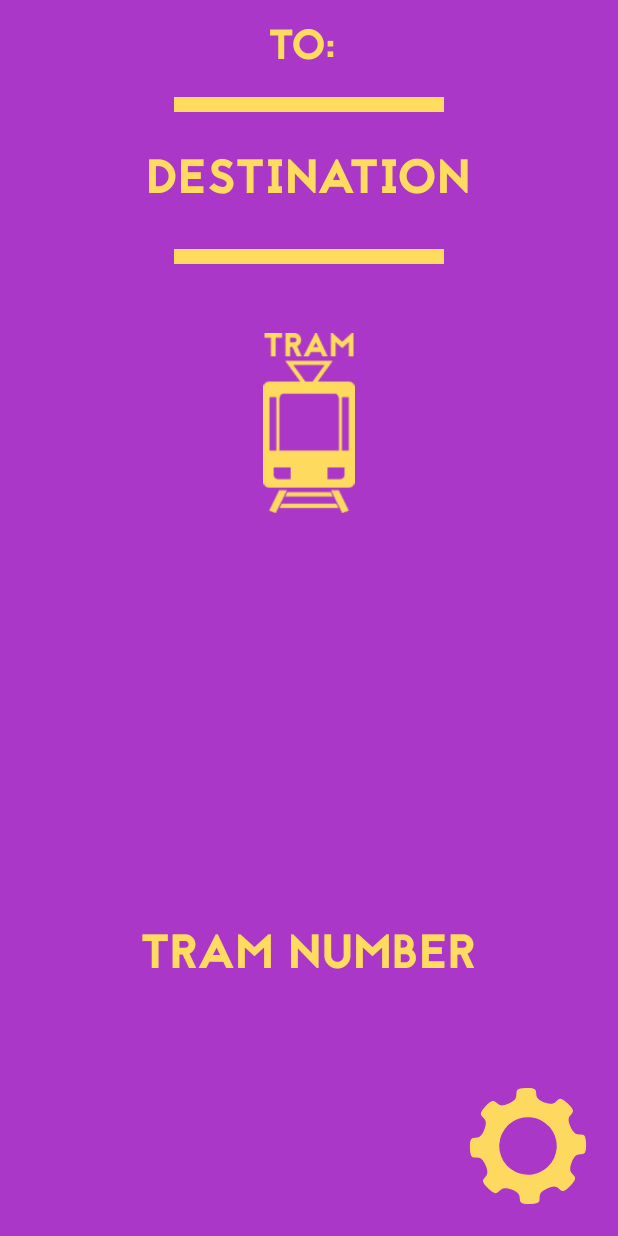
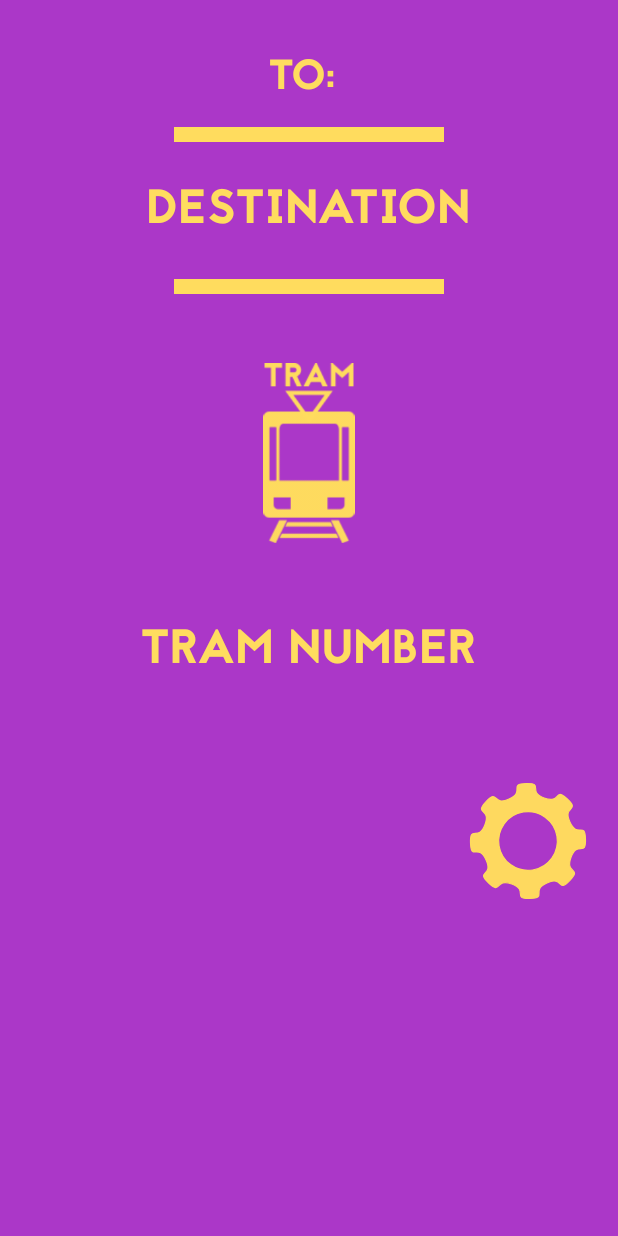
Before and after one commit to LissaGreense/hackathonyoungsters, an Android app: the screen it shows after launch (MainActivity), after a tap on "Select Tram stop", on a phone screen of 412 x 824 dp. Run offline under Robolectric (Android 15) with nearby library versions, the phone set to English and light mode, and no system bars.

Commit message:
Clean code + new GPS (1/2)

```diff
--- a/Android_App/MyApplication2/app/build.gradle
+++ b/Android_App/MyApplication2/app/build.gradle
@@ -25,6 +25,7 @@ dependencies {
     androidTestCompile('com.android.support.test.espresso:espresso-core:2.2.2', {
         exclude group: 'com.android.support', module: 'support-annotations'
     })
+    compile 'com.google.android.gms:play-services-location:11.0.1'
     compile 'com.android.support:appcompat-v7:25.3.1'
     compile 'com.android.support.constraint:constraint-layout:1.0.2'
     compile 'com.android.support:design:25.3.1'
--- a/Android_App/MyApplication2/app/src/main/AndroidManifest.xml
+++ b/Android_App/MyApplication2/app/src/main/AndroidManifest.xml
@@ -4,8 +4,9 @@
 
     <uses-permission android:name="android.permission.INTERNET" />
     <uses-permission android:name="android.permission.ACCESS_NETWORK_STATE" />
+    <uses-permission android:name="android.permission.ACCESS_COARSE_LOCATION"/>
+    <uses-permission android:name="android.permission.ACCESS_FINE_LOCATION"/>
 
-    <uses-permission android:name="android.permission.ACCESS_FINE_LOCATION" />
     <uses-feature android:name="android.hardware.location.gps" />
 
     <application
--- a/Android_App/MyApplication2/app/src/main/java/com/youngsters/myapplication2/MainFragment.java
+++ b/Android_App/MyApplication2/app/src/main/java/com/youngsters/myapplication2/MainFragment.java
@@ -61,40 +61,9 @@ public class MainFragment extends Fragment {
     public View onCreateView(LayoutInflater inflater, @Nullable ViewGroup container, @Nullable Bundle savedInstanceState) {
         view = inflater.inflate(R.layout.kadzetan, container, false);
 
-        speech = new Speech(getContext());
-
-        stopsList = null;
-        stopDelaysList = null;
-
-        font = Typeface.createFromAsset(getActivity().getAssets(), "fonts/jaapokki-regular.ttf");
-
-        longitude = -1;
-        latitude = -1;
-
-
-        stopname = (TextView) view.findViewById(R.id.stop_name);
-        stopname.setTypeface(font);
-
-        line = (TextView) view.findViewById(R.id.vehicle_number);
-        line.setTypeface(font);
-
-        to = (TextView) view.findViewById(R.id.TO);
-        to.setTypeface(font);
-
-        ImageView bus = (ImageView) view.findViewById(R.id.bus_image); //bus
-        ImageView tram = (ImageView) view.findViewById(R.id.tram_image); //tram
+        initVariables();
 
         configureThreads();
-
-        if (!MainActivity.isBus) {
-            tram.setVisibility(View.VISIBLE);
-            bus.setVisibility(View.INVISIBLE);
-            line.setText("TRAM NUMBER");
-        } else {
-            tram.setVisibility(View.INVISIBLE);
-            bus.setVisibility(View.VISIBLE);
-            line.setText("BUS NUMBER");
-        }
 
         /*if (isThereSavedStops()) {
             stopsList = loadStops();
@@ -107,6 +76,30 @@ public class MainFragment extends Fragment {
         threadDownloadStops.start();
 
         return view;
+    }
+
+    private void initVariables(){
+        speech = new Speech(getContext());
+        stopsList = null;
+        stopDelaysList = null;
+        font = Typeface.createFromAsset(getActivity().getAssets(), "fonts/jaapokki-regular.ttf");
+        longitude = -1;
+        latitude = -1;
+        stopname = (TextView) view.findViewById(R.id.destination);
+        stopname.setTypeface(font);
+        line = (TextView) view.findViewById(R.id.vehicle_number);
+        line.setTypeface(font);
+        to = (TextView) view.findViewById(R.id.TO);
+        to.setTypeface(font);
+
+        ImageView busTramImage = (ImageView) view.findViewById(R.id.bus_tram_image);
+        if (!MainActivity.isBus) {
+            busTramImage.setImageResource(R.drawable.tram_icon);
+            line.setText("TRAM NUMBER");
+        } else {
+            busTramImage.setImageResource(R.drawable.bus_icon);
+            line.setText("BUS NUMBER");
+        }
     }
 
     private void configureThreads() {
--- a/Android_App/MyApplication2/app/src/main/res/layout/kadzetan.xml
+++ b/Android_App/MyApplication2/app/src/main/res/layout/kadzetan.xml
@@ -1,8 +1,68 @@
 <?xml version="1.0" encoding="utf-8"?>
-<RelativeLayout xmlns:android="http://schemas.android.com/apk/res/android"
+<LinearLayout xmlns:android="http://schemas.android.com/apk/res/android"
     xmlns:app="http://schemas.android.com/apk/res-auto"
     android:orientation="vertical" android:layout_width="match_parent"
     android:layout_height="match_parent">
+
+    <TextView
+        android:id="@+id/TO"
+        android:layout_width="wrap_content"
+        android:layout_height="wrap_content"
+        android:layout_marginTop="30dp"
+        android:text="TO: "
+        android:textAllCaps="true"
+        android:textColor="@color/titlecolor"
+        android:textSize="28sp"
+        android:layout_gravity="center_horizontal"/>
+
+    <ImageView
+        android:layout_width="match_parent"
+        android:layout_height="10dp"
+        android:layout_marginTop="10dp"
+        app:srcCompat="@drawable/lineicon"
+        android:contentDescription="@null"
+        android:id="@+id/imageView2" />
+
+    <TextView
+        android:id="@+id/destination"
+        android:layout_width="wrap_content"
+        android:layout_height="wrap_content"
+        android:layout_marginTop="20dp"
+        android:textSize="32sp"
+        android:text="Destination"
+        android:textAllCaps="true"
+        android:textColor="@color/titlecolor"
+        android:layout_gravity="center_horizontal"/>
+
+    <ImageView
+        android:id="@+id/imageView"
+        android:layout_width="match_parent"
+        android:layout_height="10dp"
+        app:srcCompat="@drawable/lineicon"
+        android:layout_marginTop="20dp"
+        android:contentDescription="@null"
+        />
+
+    <ImageView
+        android:id="@+id/bus_tram_image"
+        android:layout_width="match_parent"
+        android:layout_height="120dp"
+        android:layout_marginTop="46dp"
+        android:layout_marginBottom="46dp"
+        android:contentDescription="@string/busTram"
+        android:scaleType="fitCenter"
+        android:visibility="visible" />
+
+    <TextView
+        android:id="@+id/vehicle_number"
+        android:layout_width="wrap_content"
+        android:layout_height="wrap_content"
+        android:text="Number"
+        android:textSize="32sp"
+        android:textAllCaps="true"
+        android:layout_marginBottom="61dp"
+        android:textColor="@color/titlecolor"
+        android:layout_gravity="center_horizontal"/>
 
     <ImageButton
         android:id="@+id/imageButton"
@@ -14,87 +74,6 @@
         app:srcCompat="@drawable/settingicon"
         android:contentDescription="@string/action_settings"
         android:layout_marginBottom="20dp"
-        android:layout_alignParentBottom="true"
-        android:layout_alignParentEnd="true"
         android:layout_marginEnd="20dp" />
 
-    <ImageView
-        android:layout_width="match_parent"
-        android:layout_height="10dp"
-        android:layout_marginTop="10dp"
-        app:srcCompat="@drawable/lineicon"
-        android:contentDescription="@null"
-        android:id="@+id/imageView2"
-        android:layout_below="@+id/TO"
-        android:layout_alignParentStart="true" />
-
-    <ImageView
-        android:id="@+id/imageView"
-        android:layout_width="match_parent"
-        android:layout_height="10dp"
-        app:srcCompat="@drawable/lineicon"
-        android:layout_marginTop="20dp"
-        android:layout_below="@+id/stop_name"
-        android:layout_alignParentStart="true"
-        android:contentDescription="@null"
-        />
-
-    <TextView
-        android:id="@+id/stop_name"
-        android:layout_width="wrap_content"
-        android:layout_height="wrap_content"
-        android:layout_marginTop="20dp"
-        android:textSize="32sp"
-        android:text="Destination"
-        android:textAllCaps="true"
-        android:textColor="@color/titlecolor"
-        android:layout_below="@+id/imageView2"
-        android:layout_centerHorizontal="true" />
-
-    <TextView
-        android:id="@+id/TO"
-        android:layout_width="wrap_content"
-        android:layout_height="wrap_content"
-        android:layout_alignParentTop="true"
-        android:layout_centerHorizontal="true"
-        android:layout_marginTop="10dp"
-        android:text="TO: "
-        android:textAllCaps="true"
-        android:textColor="@color/titlecolor"
-        android:textSize="28sp" />
-
-    <ImageView
-        android:id="@+id/tram_image"
-        android:layout_width="match_parent"
-        android:layout_height="120dp"
-        android:contentDescription="@string/tram"
-        app:srcCompat="@drawable/tram_icon"
-        android:visibility="invisible"
-        android:layout_alignTop="@+id/bus_image"
-        android:layout_alignParentStart="true" />
-
-    <ImageView
-        android:id="@+id/bus_image"
-        android:layout_width="match_parent"
-        android:layout_height="120dp"
-        app:srcCompat="@drawable/bus_icon"
-        android:contentDescription="@string/bus"
-        android:visibility="invisible"
-        android:layout_below="@+id/imageView"
-        android:layout_alignParentStart="true"
-        android:layout_marginTop="46dp" />
-
-    <TextView
-        android:id="@+id/vehicle_number"
-        android:layout_width="wrap_content"
-        android:layout_height="wrap_content"
-        android:text="Number"
-        android:textSize="32sp"
-        android:textAllCaps="true"
-        android:layout_marginBottom="61dp"
-        android:layout_above="@+id/imageButton"
-        android:textColor="@color/titlecolor"
-        android:layout_centerHorizontal="true" />
-
-
-</RelativeLayout>
+</LinearLayout>
--- a/Android_App/MyApplication2/app/src/main/res/values/strings.xml
+++ b/Android_App/MyApplication2/app/src/main/res/values/strings.xml
@@ -1,8 +1,7 @@
 <resources>
     <string name="app_name">MyApplication2</string>
     <string name="action_settings">Settings</string>
-    <string name="tram">Tram</string>
-    <string name="bus">Bus</string>
+    <string name="busTram">Bus/Tram</string>
     <string name="selbus">Select Bus stop</string>
     <string name="seltram">Select Tram stop</string>
 
```
